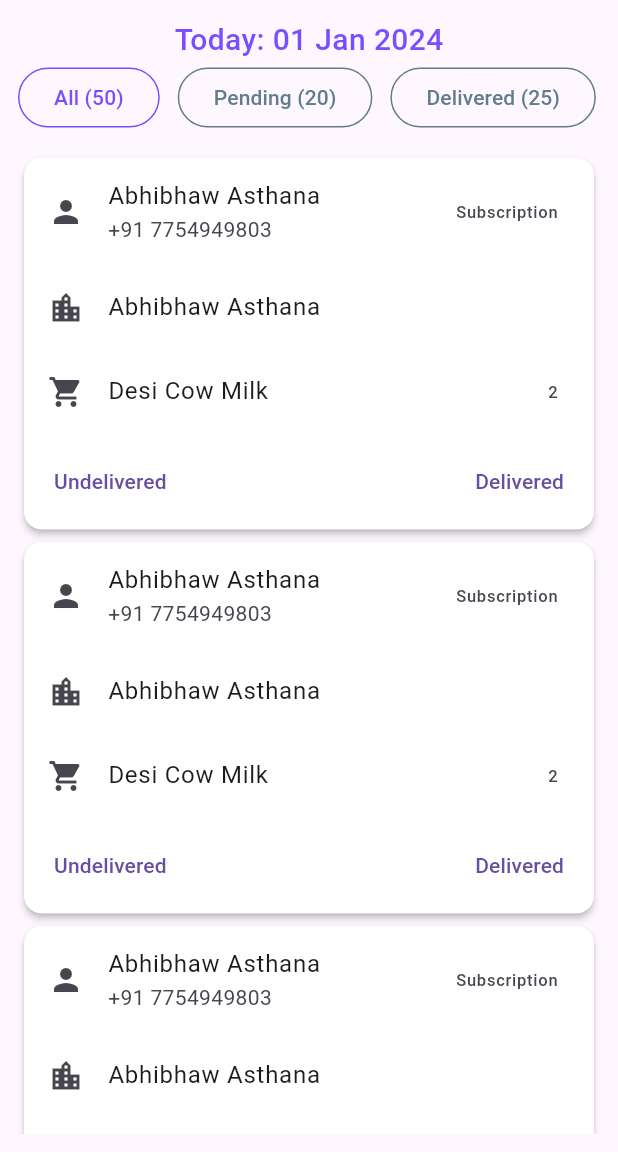
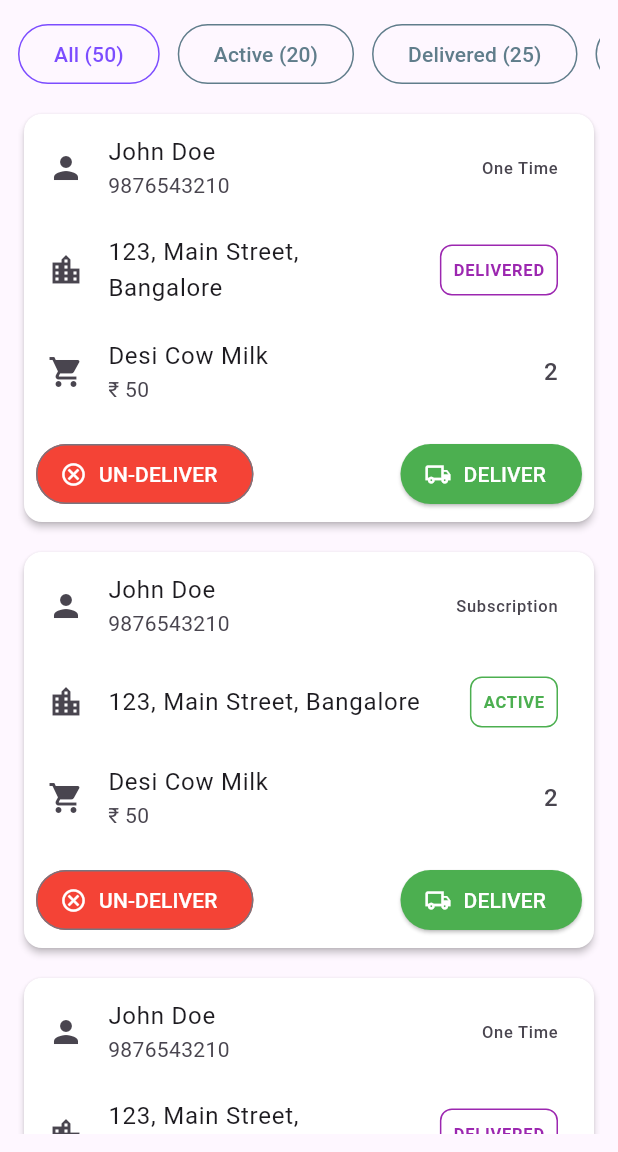
Before and after one commit to gepton-infotech/dragonfly, a Flutter app: the HomeScreen screen opened directly, on a phone screen of 412 x 824 dp, the part 84-1236 px from its top. Run offline on Flutter 3.47's test engine with Material 3 defaults, Android fonts, the phone set to English and light mode, and no system bars; our stand-ins replace firebase_auth, firebase_core, flutter_bloc, flutter_svg, google_fonts; accounts and stored records are empty; generated files the repository leaves out were written again.

Commit message:
feat: Makes purple consistent and order card styling finish

```diff
--- a/milkton_executive/lib/presentation/screens/home.dart
+++ b/milkton_executive/lib/presentation/screens/home.dart
@@ -17,7 +17,7 @@ class HomeScreen extends StatelessWidget {
         "isActive": true,
       },
       {
-        "title": "Pending",
+        "title": "Active",
         "count": 20,
         "isActive": false,
       },
@@ -30,6 +30,51 @@ class HomeScreen extends StatelessWidget {
         "title": "Undelivered",
         "count": 5,
         "isActive": false,
+      },
+    ];
+
+    final List order_list = [
+      {
+        "customerName": "John Doe",
+        "customerPhone": "9876543210",
+        "customerAddress": "123, Main Street, Bangalore",
+        "status": "DELIVERED",
+        "isSub": false,
+      },
+      {
+        "customerName": "John Doe",
+        "customerPhone": "9876543210",
+        "customerAddress": "123, Main Street, Bangalore",
+        "status": "ACTIVE",
+        "isSub": true,
+      },
+      {
+        "customerName": "John Doe",
+        "customerPhone": "9876543210",
+        "customerAddress": "123, Main Street, Bangalore",
+        "status": "DELIVERED",
+        "isSub": false,
+      },
+      {
+        "customerName": "John Doe",
+        "customerPhone": "9876543210",
+        "customerAddress": "123, Main Street, Bangalore",
+        "status": "ACTIVE",
+        "isSub": true,
+      },
+      {
+        "customerName": "John Doe",
+        "customerPhone": "9876543210",
+        "customerAddress": "123, Main Street, Bangalore",
+        "status": "DELIVERED",
+        "isSub": false,
+      },
+      {
+        "customerName": "John Doe",
+        "customerPhone": "9876543210",
+        "customerAddress": "123, Main Street, Bangalore",
+        "status": "ACTIVE",
+        "isSub": true,
       },
     ];
 
@@ -50,14 +95,6 @@ class HomeScreen extends StatelessWidget {
             child: Column(
               mainAxisAlignment: MainAxisAlignment.center,
               children: <Widget>[
-                const Text(
-                  "Today: 01 Jan 2024",
-                  style: TextStyle(
-                    fontSize: 20.0,
-                    fontWeight: FontWeight.w500,
-                    color: Colors.deepPurpleAccent,
-                  ),
-                ),
                 SingleChildScrollView(
                   scrollDirection: Axis.horizontal,
                   child: Row(
@@ -77,15 +114,21 @@ class HomeScreen extends StatelessWidget {
                         .toList(),
                   ),
                 ),
-                const Column(children: <Widget>[
-                  SizedBox(height: 12),
-                  OrderCard(),
-                  OrderCard(),
-                  OrderCard(),
-                  OrderCard(),
-                  OrderCard(),
-                  OrderCard(),
-                  OrderCard(),
+                Column(children: <Widget>[
+                  ...order_list.map(
+                    (order) => Column(
+                      children: [
+                        const SizedBox(height: 12),
+                        OrderCard(
+                          customerName: order["customerName"],
+                          customerPhone: order["customerPhone"],
+                          customerAddress: order["customerAddress"],
+                          status: order["status"],
+                          isSub: order["isSub"],
+                        ),
+                      ],
+                    ),
+                  ),
                 ]),
               ],
             ),
--- a/milkton_executive/lib/presentation/widgets/order_card.dart
+++ b/milkton_executive/lib/presentation/widgets/order_card.dart
@@ -1,10 +1,27 @@
 import 'package:flutter/material.dart';
-import 'package:milkton_executive/presentation/widgets/buttons.dart';
+
+Color requiredColor(final String status) {
+  return status == 'ACTIVE'
+      ? Colors.green
+      : status == 'DELIVERED'
+          ? Colors.purple
+          : Colors.red;
+}
 
 class OrderCard extends StatelessWidget {
   const OrderCard({
     super.key,
+    required this.customerName,
+    required this.customerPhone,
+    required this.customerAddress,
+    required this.status,
+    required this.isSub,
   });
+  final String customerName;
+  final String customerPhone;
+  final String customerAddress;
+  final String status;
+  final bool isSub;
 
   @override
   Widget build(BuildContext context) {
@@ -14,33 +31,59 @@ class OrderCard extends StatelessWidget {
       child: Column(
         children: [
           ListTile(
-            leading: Icon(Icons.person),
-            title: Text("Abhibhaw Asthana"),
-            subtitle: Text('+91 7754949803'),
-            trailing: Text("Subscription"),
+              leading: const Icon(Icons.person),
+              title: Text(customerName),
+              subtitle: Text(customerPhone),
+              trailing: Text(isSub ? "Subscription" : "One Time")),
+          ListTile(
+            leading: const Icon(Icons.location_city),
+            title: Text(customerAddress),
+            trailing: Container(
+              padding: const EdgeInsets.all(8.0),
+              decoration: BoxDecoration(
+                borderRadius: BorderRadius.circular(8.0),
+                // color:
+                border: Border.all(color: requiredColor(status)),
+              ),
+              child: Text(status,
+                  style: TextStyle(
+                    fontWeight: FontWeight.bold,
+                    color: requiredColor(status),
+                  )),
+            ),
           ),
-          ListTile(
-            leading: Icon(Icons.location_city),
-            title: Text("Abhibhaw Asthana"),
-          ),
-          ListTile(
+          const ListTile(
             leading: Icon(Icons.shopping_cart),
             title: Text("Desi Cow Milk"),
-            trailing: Text("2"),
+            subtitle: Text("₹ 50"),
+            trailing: Text("2",
+                style: TextStyle(
+                  fontSize: 16.0,
+                )),
           ),
           ButtonBar(
             alignment: MainAxisAlignment.spaceBetween,
             children: [
-              TextButton(
+              OutlinedButton.icon(
                 onPressed: () {},
-                child: Text("Undelivered"),
+                icon: const Icon(Icons.cancel_outlined),
+                label: const Text('UN-DELIVER'),
+                style: ButtonStyle(
+                  foregroundColor: MaterialStateProperty.all(Colors.white),
+                  backgroundColor: MaterialStateProperty.all(Colors.red),
+                ),
               ),
-              TextButton(
+              ElevatedButton.icon(
                 onPressed: () {},
-                child: Text("Delivered"),
+                icon: const Icon(Icons.local_shipping_outlined),
+                label: const Text('DELIVER'),
+                style: ButtonStyle(
+                  foregroundColor: MaterialStateProperty.all(Colors.white),
+                  backgroundColor: MaterialStateProperty.all(Colors.green),
+                ),
               ),
             ],
-          )
+          ),
         ],
       ),
     );
```
Also changed, not shown: milkton_executive/assets/images/password.svg, milkton_executive/assets/images/scooter.svg.
